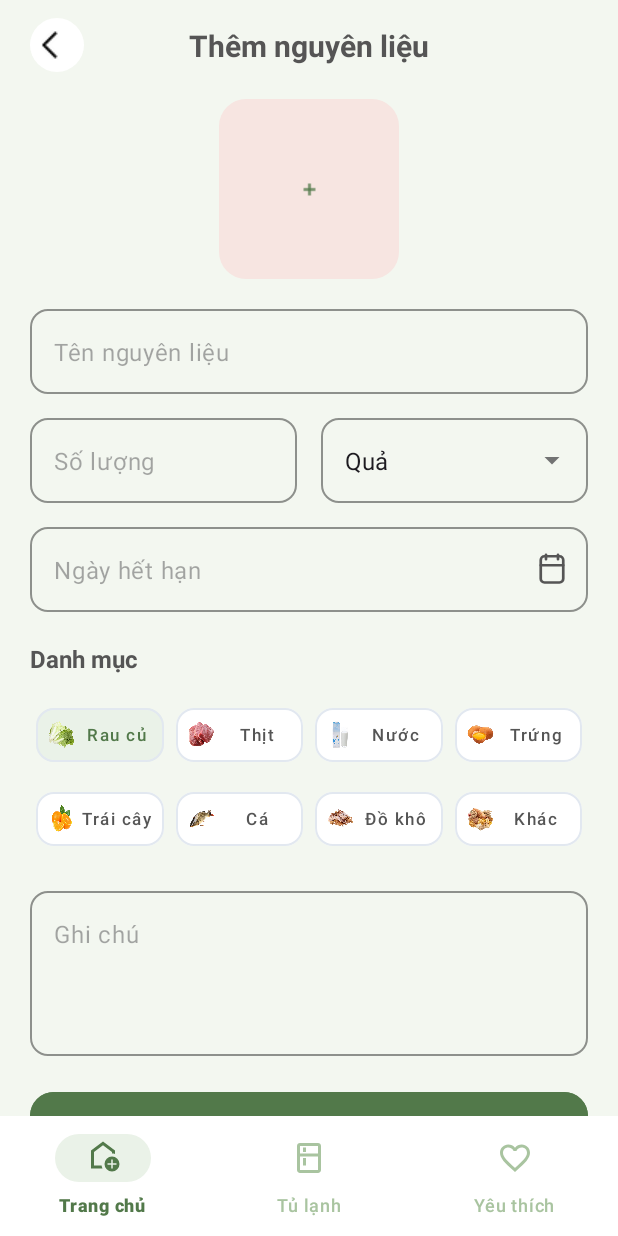
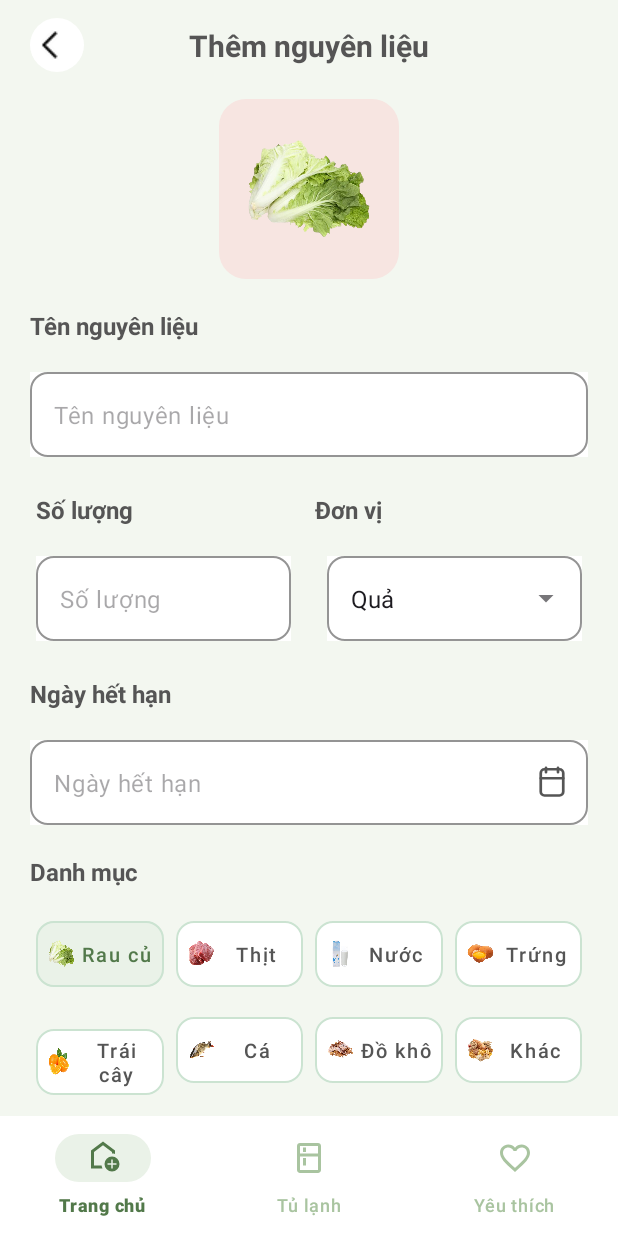
Before and after one commit to taii-ww/CK_LTTDTDD_NHOM7, an Android app: the fragment AddIngredientFragment placed in its activity, on a phone screen of 412 x 824 dp. Run offline under Robolectric (Android 15) with nearby library versions, the phone set to English and light mode, and no system bars.

Commit message:
chỉnh màn thêm nguyên liệu

```diff
--- a/app/src/main/java/com/ute/cuuhotulanh/ui/AddIngredientFragment.kt
+++ b/app/src/main/java/com/ute/cuuhotulanh/ui/AddIngredientFragment.kt
@@ -12,14 +12,18 @@ import androidx.fragment.app.Fragment
 import com.google.android.material.button.MaterialButton
 import com.google.android.material.textfield.TextInputEditText
 import com.ute.cuuhotulanh.R
+import com.ute.cuuhotulanh.databinding.FragmentAddIngredientBinding
 import java.util.Calendar
 
 class AddIngredientFragment : Fragment(R.layout.fragment_add_ingredient) {
 
     private var selectedCategory: String = "Rau củ"
+    private lateinit var binding: FragmentAddIngredientBinding
 
     override fun onViewCreated(view: View, savedInstanceState: Bundle?) {
         super.onViewCreated(view, savedInstanceState)
+        binding = FragmentAddIngredientBinding.bind(view)
+
 
         val btnBack = view.findViewById<ImageButton>(R.id.btnBack)
         val etIngredientName = view.findViewById<TextInputEditText>(R.id.etIngredientName)
@@ -98,6 +102,11 @@ class AddIngredientFragment : Fragment(R.layout.fragment_add_ingredient) {
             val isSelected = categoryName == selectedCategory
 
             button.isSelected = isSelected
+            if (isSelected) {
+                val copiedIcon = button.icon?.constantState?.newDrawable()?.mutate()
+                binding.ivIngredientPreview.setImageDrawable(copiedIcon)
+                binding.ivIngredientPreview.imageTintList = null
+            }
             button.setBackgroundTintList(
                 ContextCompat.getColorStateList(
                     requireContext(),
--- a/app/src/main/res/layout/fragment_add_ingredient.xml
+++ b/app/src/main/res/layout/fragment_add_ingredient.xml
@@ -66,6 +66,15 @@
                     app:tint="@color/green_dark" />
             </FrameLayout>
 
+            <TextView
+                android:layout_width="wrap_content"
+                android:layout_height="wrap_content"
+                android:layout_marginTop="20dp"
+                android:text="Tên nguyên liệu"
+                android:textColor="@color/gray_dark"
+                android:textSize="16sp"
+                android:textStyle="bold" />
+
             <com.google.android.material.textfield.TextInputLayout
                 android:layout_width="match_parent"
                 android:layout_height="wrap_content"
@@ -76,6 +85,7 @@
                 app:boxCornerRadiusTopEnd="12dp"
                 app:boxCornerRadiusTopStart="12dp"
                 app:boxStrokeColor="@color/gray_light"
+                android:background="@color/white"
                 app:hintEnabled="false">
 
                 <com.google.android.material.textfield.TextInputEditText
@@ -87,23 +97,41 @@
                     android:inputType="textCapWords" />
             </com.google.android.material.textfield.TextInputLayout>
 
-            <LinearLayout
+            <GridLayout
                 android:layout_width="match_parent"
                 android:layout_height="wrap_content"
-                android:layout_marginTop="16dp"
-                android:orientation="horizontal">
+                android:layout_marginTop="12dp"
+                android:columnCount="2"
+                android:useDefaultMargins="true">
+
+                <LinearLayout
+                    android:layout_width="0dp"
+                    android:layout_height="wrap_content"
+                    android:layout_columnWeight="1"
+                    android:orientation="vertical">
+
+                    <TextView
+                        android:layout_width="wrap_content"
+                        android:layout_height="wrap_content"
+                        android:layout_marginTop="8dp"
+                        android:text="Số lượng"
+                        android:textColor="@color/gray_dark"
+                        android:textSize="16sp"
+                        android:textStyle="bold" />
 
                     <com.google.android.material.textfield.TextInputLayout
-                    android:layout_width="0dp"
+                        android:layout_width="match_parent"
                         android:layout_height="wrap_content"
                         android:layout_weight="1"
                         android:layout_marginEnd="8dp"
+                        android:layout_marginTop="20dp"
                         app:boxBackgroundMode="outline"
                         app:boxCornerRadiusBottomEnd="12dp"
                         app:boxCornerRadiusBottomStart="12dp"
                         app:boxCornerRadiusTopEnd="12dp"
                         app:boxCornerRadiusTopStart="12dp"
                         app:boxStrokeColor="@color/gray_light"
+                        android:background="@color/white"
                         app:hintEnabled="false">
 
                         <com.google.android.material.textfield.TextInputEditText
@@ -115,16 +143,35 @@
                             android:textSize="16sp" />
                     </com.google.android.material.textfield.TextInputLayout>
 
+                </LinearLayout>
+
+                <LinearLayout
+                    android:layout_width="0dp"
+                    android:layout_height="wrap_content"
+                    android:layout_columnWeight="1"
+                    android:orientation="vertical">
+
+                    <TextView
+                        android:layout_width="wrap_content"
+                        android:layout_height="wrap_content"
+                        android:layout_marginTop="8dp"
+                        android:text="Đơn vị"
+                        android:textColor="@color/gray_dark"
+                        android:textSize="16sp"
+                        android:textStyle="bold" />
+
                     <com.google.android.material.textfield.TextInputLayout
-                    android:layout_width="0dp"
+                        android:layout_width="match_parent"
                         android:layout_height="wrap_content"
                         android:layout_weight="1"
                         android:layout_marginStart="8dp"
+                        android:background="@color/white"
                         style="@style/Widget.MaterialComponents.TextInputLayout.OutlinedBox.ExposedDropdownMenu"
                         app:boxCornerRadiusBottomEnd="12dp"
                         app:boxCornerRadiusBottomStart="12dp"
                         app:boxCornerRadiusTopEnd="12dp"
                         app:boxCornerRadiusTopStart="12dp"
+                        android:layout_marginTop="20dp"
                         app:boxStrokeColor="@color/gray_light"
                         app:hintEnabled="false">
 
@@ -136,12 +183,25 @@
                             android:inputType="none"
                             android:textSize="16sp" />
                     </com.google.android.material.textfield.TextInputLayout>
+
                 </LinearLayout>
+
+            </GridLayout>
+
+            <TextView
+                android:layout_width="wrap_content"
+                android:layout_height="wrap_content"
+                android:layout_marginTop="20dp"
+                android:text="Ngày hết hạn"
+                android:textColor="@color/gray_dark"
+                android:textSize="16sp"
+                android:textStyle="bold" />
 
             <com.google.android.material.textfield.TextInputLayout
                 android:layout_width="match_parent"
                 android:layout_height="wrap_content"
-                android:layout_marginTop="16dp"
+                android:layout_marginTop="20dp"
+                android:background="@color/white"
                 app:boxBackgroundMode="outline"
                 app:boxCornerRadiusBottomEnd="12dp"
                 app:boxCornerRadiusBottomStart="12dp"
@@ -184,13 +244,13 @@
                     android:id="@+id/btnCategoryVegetable"
                     style="@style/Widget.MaterialComponents.Button.OutlinedButton"
                     android:layout_width="0dp"
-                    android:layout_height="48dp"
+                    android:layout_height="56dp"
                     android:paddingStart="8dp"
                     android:paddingEnd="8dp"
                     android:layout_columnWeight="1"
                     android:textAllCaps="false"
                     android:text="Rau củ"
-                    android:textSize="11sp"
+                    android:textSize="13sp"
                     android:gravity="center"
                     android:textColor="@color/gray_dark"
                     app:icon="@drawable/img_vegetable"
@@ -202,12 +262,12 @@
                     android:id="@+id/btnCategoryMeat"
                     style="@style/Widget.MaterialComponents.Button.OutlinedButton"
                     android:layout_width="0dp"
-                    android:layout_height="48dp"
+                    android:layout_height="56dp"
                     android:paddingStart="8dp"
                     android:paddingEnd="8dp"
                     android:layout_columnWeight="1"
                     android:text="Thịt"
-                    android:textSize="11sp"
+                    android:textSize="13sp"
                     android:gravity="center"
                     android:textAllCaps="false"
                     android:textColor="@color/gray_dark"
@@ -220,12 +280,12 @@
                     android:id="@+id/btnCategoryWater"
                     style="@style/Widget.MaterialComponents.Button.OutlinedButton"
                     android:layout_width="0dp"
-                    android:layout_height="48dp"
+                    android:layout_height="56dp"
                     android:paddingStart="8dp"
                     android:paddingEnd="8dp"
                     android:layout_columnWeight="1"
                     android:text="Nước"
-                    android:textSize="11sp"
+                    android:textSize="13sp"
                     android:gravity="center"
                     android:textColor="@color/gray_dark"
                     android:textAllCaps="false"
@@ -238,12 +298,12 @@
                     android:id="@+id/btnCategoryEgg"
                     style="@style/Widget.MaterialComponents.Button.OutlinedButton"
                     android:layout_width="0dp"
-                    android:layout_height="48dp"
+                    android:layout_height="56dp"
                     android:paddingStart="8dp"
                     android:paddingEnd="8dp"
                     android:layout_columnWeight="1"
                     android:text="Trứng"
-                    android:textSize="11sp"
+                    android:textSize="13sp"
                     android:gravity="center"
                     android:textAllCaps="false"
                     android:textColor="@color/gray_dark"
@@ -256,12 +316,12 @@
                     android:id="@+id/btnCategoryFruit"
                     style="@style/Widget.MaterialComponents.Button.OutlinedButton"
                     android:layout_width="0dp"
-                    android:layout_height="48dp"
-                    android:paddingStart="8dp"
-                    android:paddingEnd="8dp"
+                    android:layout_height="56dp"
+                    android:paddingStart="6dp"
+                    android:paddingEnd="6dp"
                     android:layout_columnWeight="1"
                     android:text="Trái cây"
-                    android:textSize="11sp"
+                    android:textSize="13sp"
                     android:gravity="center"
                     android:textColor="@color/gray_dark"
                     android:textAllCaps="false"
@@ -274,12 +334,12 @@
                     android:id="@+id/btnCategoryFish"
                     style="@style/Widget.MaterialComponents.Button.OutlinedButton"
                     android:layout_width="0dp"
-                    android:layout_height="48dp"
+                    android:layout_height="56dp"
                     android:paddingStart="8dp"
                     android:paddingEnd="8dp"
                     android:layout_columnWeight="1"
                     android:text="Cá"
-                    android:textSize="11sp"
+                    android:textSize="13sp"
                     android:gravity="center"
                     android:textColor="@color/gray_dark"
                     android:textAllCaps="false"
@@ -292,12 +352,12 @@
                     android:id="@+id/btnCategoryDry"
                     style="@style/Widget.MaterialComponents.Button.OutlinedButton"
                     android:layout_width="0dp"
-                    android:layout_height="48dp"
+                    android:layout_height="56dp"
                     android:paddingStart="8dp"
                     android:paddingEnd="8dp"
                     android:layout_columnWeight="1"
                     android:text="Đồ khô"
-                    android:textSize="11sp"
+                    android:textSize="13sp"
                     android:gravity="center"
                     android:textColor="@color/gray_dark"
                     android:textAllCaps="false"
@@ -310,12 +370,12 @@
                     android:id="@+id/btnCategoryOther"
                     style="@style/Widget.MaterialComponents.Button.OutlinedButton"
                     android:layout_width="0dp"
-                    android:layout_height="48dp"
+                    android:layout_height="56dp"
                     android:paddingStart="8dp"
                     android:paddingEnd="8dp"
                     android:layout_columnWeight="1"
                     android:text="Khác"
-                    android:textSize="11sp"
+                    android:textSize="13sp"
                     android:gravity="center"
                     android:textColor="@color/gray_dark"
                     android:textAllCaps="false"
@@ -329,6 +389,7 @@
                 android:layout_width="match_parent"
                 android:layout_height="wrap_content"
                 android:layout_marginTop="20dp"
+                android:background="@color/white"
                 app:boxBackgroundMode="outline"
                 app:boxCornerRadiusBottomEnd="12dp"
                 app:boxCornerRadiusBottomStart="12dp"
@@ -340,7 +401,7 @@
                 <com.google.android.material.textfield.TextInputEditText
                     android:id="@+id/etNote"
                     android:layout_width="match_parent"
-                    android:layout_height="110dp"
+                    android:layout_height="wrap_content"
                     android:gravity="top|start"
                     android:hint="Ghi chú"
                     android:inputType="textMultiLine"
--- a/app/src/main/res/values/colors.xml
+++ b/app/src/main/res/values/colors.xml
@@ -12,7 +12,7 @@
     <color name="text_secondary">#6B6B6B</color>
     <color name="nav_inactive">#A9C4A0</color>
     <color name="stroke_light">#DCE6D8</color>
-    <color name="gray_light">#E2E8F0</color>
+    <color name="gray_light">#CBE3D1</color>
     <color name="dark">#000000</color>
     <color name="fridge_green">#4A6B3F</color>
     <color name="fridge_stroke">#CFE3C8</color>
```
Lines whose indentation alone changed are shown as unchanged.
